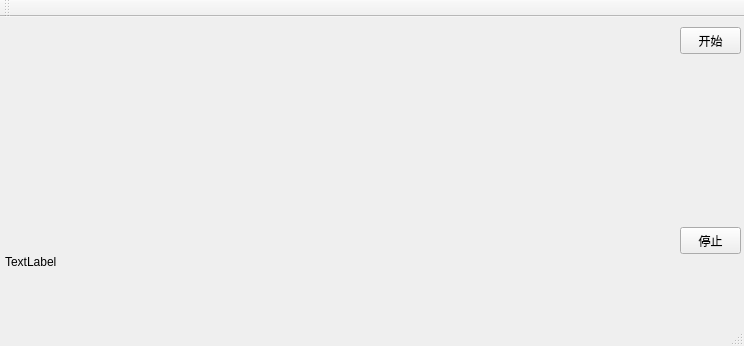
Qt form mainwindow.ui (1165230950/video) before a commit.
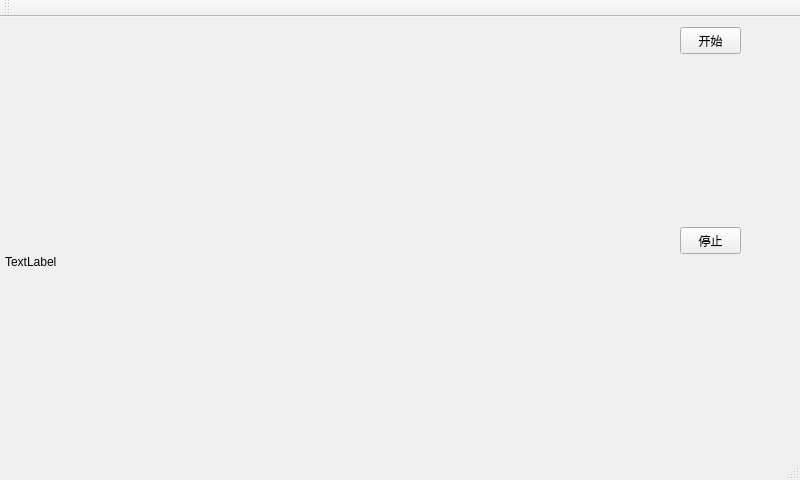
The same form after that commit.

```diff
--- a/mainwindow.ui
+++ b/mainwindow.ui
@@ -6,8 +6,8 @@
    <rect>
     <x>0</x>
     <y>0</y>
-    <width>744</width>
-    <height>346</height>
+    <width>800</width>
+    <height>480</height>
    </rect>
   </property>
   <property name="windowTitle">
```
Left out of the diff: 2 changed lines with no effect on the pictures.
